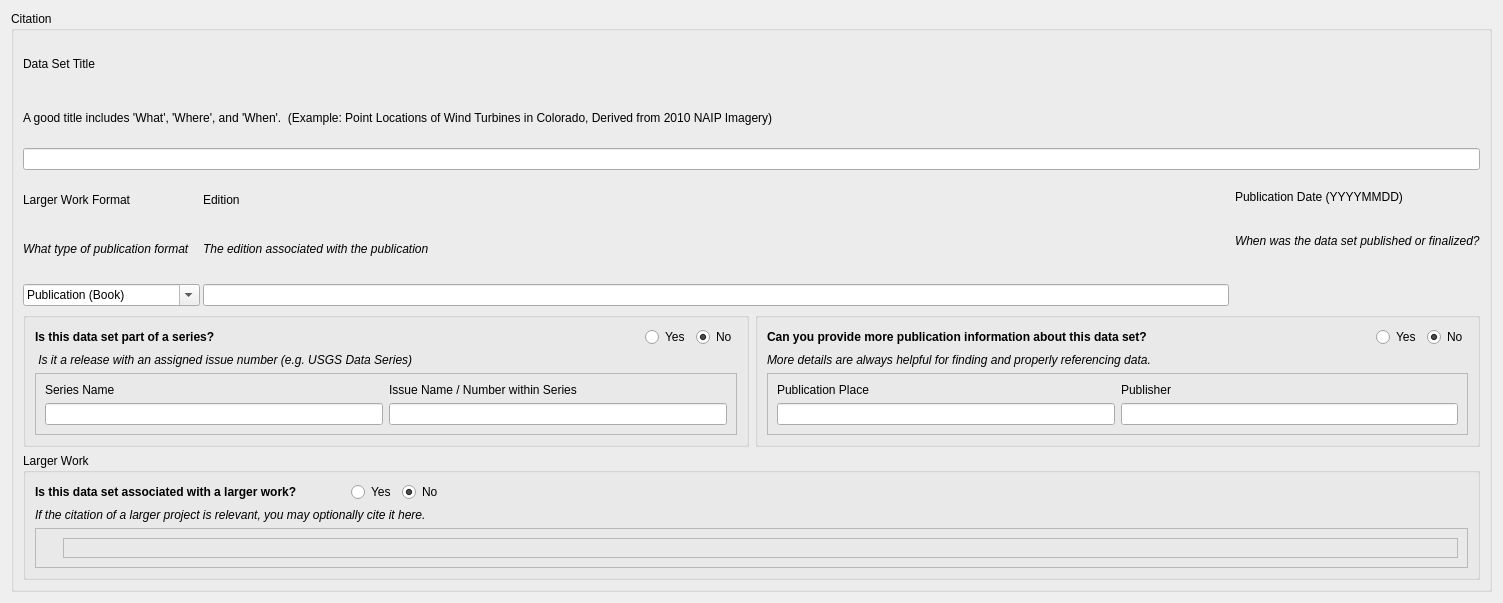
Above: pymdwizard/gui/ui_files/Citation.ui from DOI-USGS/fort-pymdwizard before the change. Below: the same form after it.
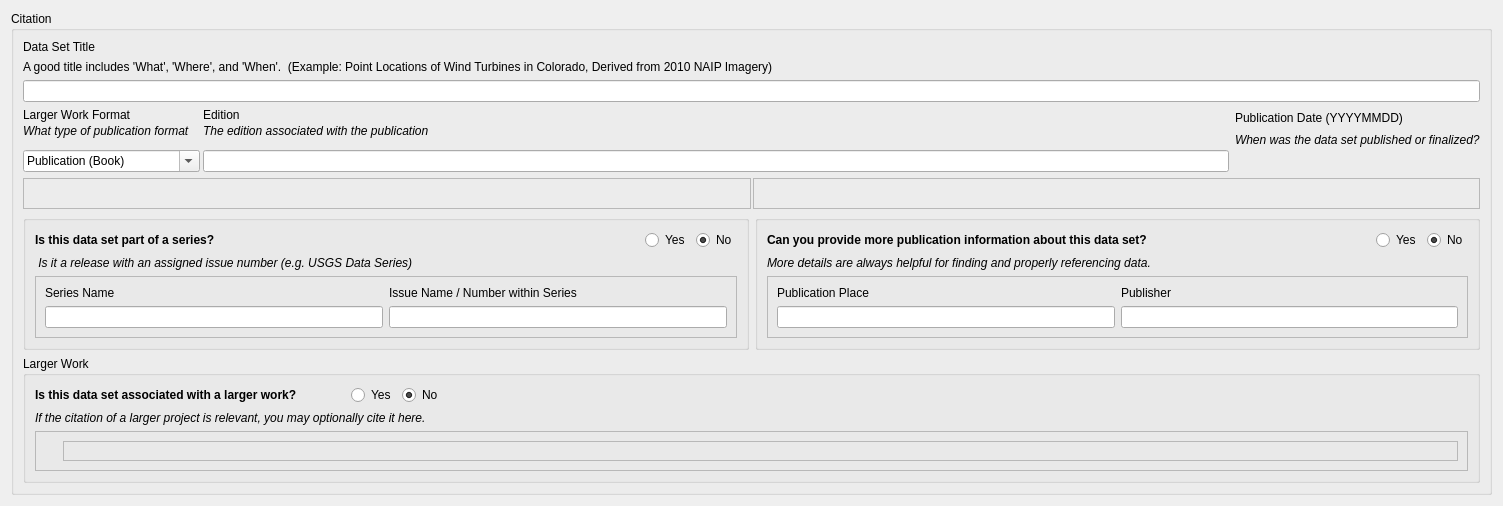
That is the form after the change.

Commit message: updated for tool tip hint fgdc_ tags of origin and onlink

Diff of the .ui file:
```diff
--- a/pymdwizard/gui/ui_files/Citation.ui
+++ b/pymdwizard/gui/ui_files/Citation.ui
@@ -7,13 +7,13 @@
     <x>0</x>
     <y>0</y>
     <width>1503</width>
-    <height>603</height>
+    <height>506</height>
    </rect>
   </property>
   <property name="windowTitle">
    <string>Form</string>
   </property>
-  <layout class="QHBoxLayout" name="horizontalLayout_7">
+  <layout class="QHBoxLayout" name="horizontalLayout_13">
    <item>
     <widget class="QGroupBox" name="fgdc_citeinfo">
      <property name="minimumSize">
@@ -25,9 +25,11 @@
      <property name="title">
       <string>Citation</string>
      </property>
-     <layout class="QVBoxLayout" name="verticalLayout_6">
+     <layout class="QHBoxLayout" name="horizontalLayout_7">
       <item>
-       <layout class="QVBoxLayout" name="verticalLayout_4">
+       <layout class="QVBoxLayout" name="verticalLayout_8">
+        <item>
+         <layout class="QVBoxLayout" name="verticalLayout_7">
         <item>
          <layout class="QVBoxLayout" name="verticalLayout_2">
           <item>
@@ -225,11 +227,70 @@
         </item>
         <item>
          <layout class="QHBoxLayout" name="horizontalLayout_5">
+            <property name="spacing">
+             <number>2</number>
+            </property>
+            <item>
+             <widget class="QFrame" name="fgdc_origin">
+              <property name="frameShape">
+               <enum>QFrame::StyledPanel</enum>
+              </property>
+              <property name="frameShadow">
+               <enum>QFrame::Raised</enum>
+              </property>
+              <layout class="QVBoxLayout" name="verticalLayout_4">
+               <property name="spacing">
+                <number>1</number>
+               </property>
+               <property name="leftMargin">
+                <number>1</number>
+               </property>
+               <property name="topMargin">
+                <number>1</number>
+               </property>
+               <property name="rightMargin">
+                <number>1</number>
+               </property>
+               <property name="bottomMargin">
+                <number>1</number>
+               </property>
           <item>
            <layout class="QVBoxLayout" name="fg_dc_origin"/>
           </item>
+              </layout>
+             </widget>
+            </item>
+            <item>
+             <widget class="QFrame" name="fgdc_onlink">
+              <property name="frameShape">
+               <enum>QFrame::StyledPanel</enum>
+              </property>
+              <property name="frameShadow">
+               <enum>QFrame::Raised</enum>
+              </property>
+              <layout class="QVBoxLayout" name="verticalLayout_6">
+               <property name="spacing">
+                <number>1</number>
+               </property>
+               <property name="leftMargin">
+                <number>1</number>
+               </property>
+               <property name="topMargin">
+                <number>1</number>
+               </property>
+               <property name="rightMargin">
+                <number>1</number>
+               </property>
+               <property name="bottomMargin">
+                <number>1</number>
+               </property>
           <item>
            <layout class="QVBoxLayout" name="fg_dc_onlink"/>
+               </item>
+              </layout>
+             </widget>
+            </item>
+           </layout>
           </item>
          </layout>
         </item>
```
Lines whose indentation alone changed are shown as unchanged.
